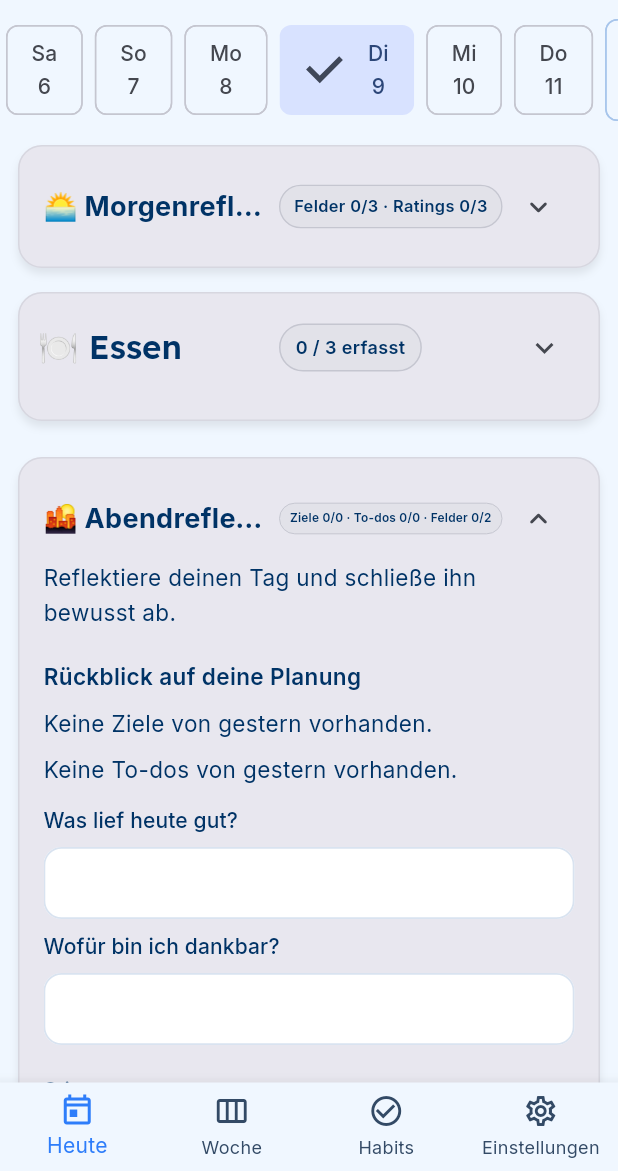
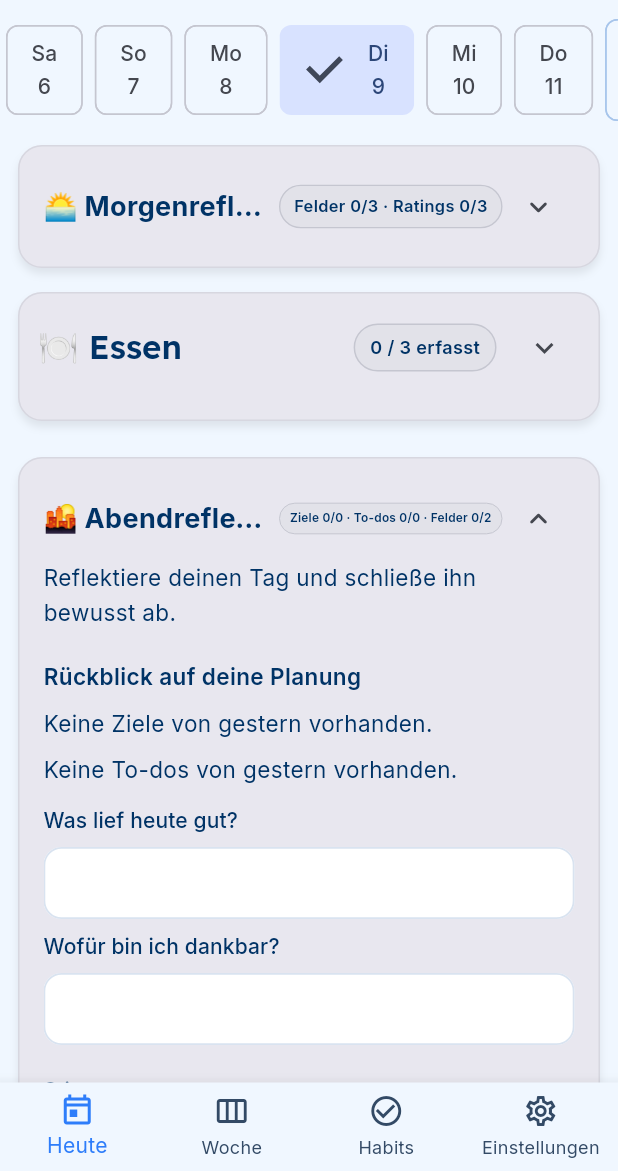
Before and after one commit to AlexBuchnerTeacher/reflecto, a Flutter app: the screen it shows once a user with an empty profile is signed in, after a tap on "Di", on a phone screen of 412 x 824 dp, the part 65-1236 px from its top. Run offline on Flutter 3.47's test engine with Material 3 defaults, Android fonts, the phone set to English and light mode, and no system bars; our stand-ins replace cloud_firestore, firebase_auth, firebase_core, flutter_markdown, flutter_riverpod, google_fonts and 2 more; accounts and stored records are empty; statements that could not run were skipped.

Commit message:
fix: Collapse-Button ganz rechts & Version auf 1.8.0
- ReflectoCard: Collapse-Button jetzt ganz rechts (nach Chip)
- Version: 1.9.0  1.8.0+12 (korrekte Versionierung)
- CHANGELOG: v1.8.0 konsolidiert mit allen Features

```diff
--- a/lib/widgets/reflecto_card.dart
+++ b/lib/widgets/reflecto_card.dart
@@ -135,22 +135,9 @@ class _ReflectoCardState extends State<ReflectoCard>
                         crossAxisAlignment: CrossAxisAlignment.start,
                         children: [
                           if (widget.title != null)
-                            Row(
-                              children: [
-                                Expanded(
-                                  child: Text(
-                                    '${widget.titleEmoji ?? ''}${widget.titleEmoji != null ? ' ' : ''}${widget.title}',
-                                    style:
-                                        Theme.of(context).textTheme.titleLarge,
-                                  ),
-                                ),
-                                if (widget.headerWidget != null) ...[
-                                  const SizedBox(width: 8),
-                                  Flexible(
-                                    child: widget.headerWidget!,
-                                  ),
-                                ],
-                              ],
+                            Text(
+                              '${widget.titleEmoji ?? ''}${widget.titleEmoji != null ? ' ' : ''}${widget.title}',
+                              style: Theme.of(context).textTheme.titleLarge,
                             ),
                           if (widget.subtitle != null) ...[
                             const SizedBox(height: 4),
@@ -162,7 +149,12 @@ class _ReflectoCardState extends State<ReflectoCard>
                         ],
                       ),
                     ),
-                    if (widget.isCollapsible == true)
+                    if (widget.headerWidget != null) ...[
+                      const SizedBox(width: 8),
+                      widget.headerWidget!,
+                    ],
+                    if (widget.isCollapsible == true) ...[
+                      const SizedBox(width: 8),
                       IconButton(
                         icon: AnimatedRotation(
                           turns: _internalCollapsed ? 0 : 0.5,
@@ -173,6 +165,7 @@ class _ReflectoCardState extends State<ReflectoCard>
                         tooltip:
                             _internalCollapsed ? 'Aufklappen' : 'Einklappen',
                       ),
+                    ],
                   ],
                 ),
               ),
--- a/pubspec.yaml
+++ b/pubspec.yaml
@@ -16,7 +16,7 @@ publish_to: 'none' # Remove this line if you wish to publish to pub.dev
 # https://developer.apple.com/library/archive/documentation/General/Reference/InfoPlistKeyReference/Articles/CoreFoundationKeys.html
 # In Windows, build-name is used as the major, minor, and patch parts
 # of the product and file versions while build-number is used as the build suffix.
-version: 1.9.0+13
+version: 1.8.0+12
 
 environment:
   sdk: '>=3.5.0 <4.0.0'
```
Also changed, not shown: 1 other file.
